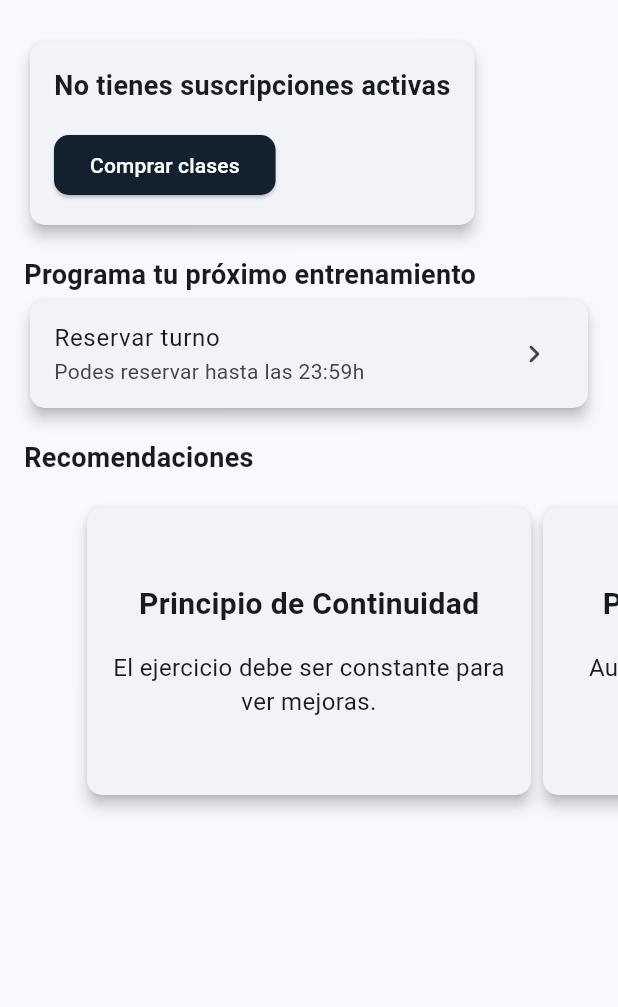
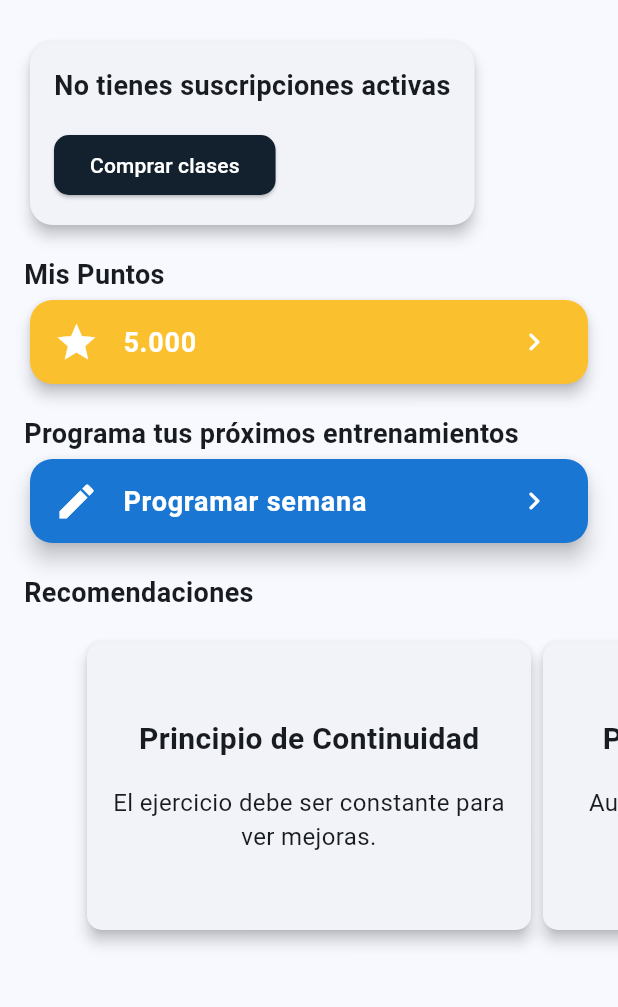
Before and after one commit to LucasAvilaDev/lemonApp, a Flutter app: the HomePage screen opened directly, on a phone screen of 412 x 824 dp, the part 72-1079 px from its top. Run offline on Flutter 3.47's test engine with Material 3 defaults, Android fonts, the light colour scheme and no system bars; our stand-ins replace image_picker, shared_preferences, sqflite; accounts and stored records are empty.

Commit message:
Mis puntos y programacion de clases

```diff
--- a/lib/src/pages/credencial_page.dart
+++ b/lib/src/pages/credencial_page.dart
@@ -17,10 +17,6 @@ class MiCredencialPage extends StatelessWidget {
         child: Column(
           mainAxisAlignment: MainAxisAlignment.center,
           children: [
-            const Text(
-              'Mi Credencial (QR)',
-              style: TextStyle(fontSize: 24, fontWeight: FontWeight.bold),
-            ),
             const SizedBox(height: 20),
             // Cargar el QR desde la API de Google Charts
             Image.asset('assets/images/qrcode.png'),
--- a/lib/src/pages/home_page.dart
+++ b/lib/src/pages/home_page.dart
@@ -2,6 +2,7 @@ import 'package:flutter/material.dart';
 import 'package:shared_preferences/shared_preferences.dart';
 
 import '../../db_test.dart';
+import 'puntos_page.dart';
 import 'recomendaciones_widget.dart';
 import 'select_plan_page.dart';
 
@@ -58,7 +59,7 @@ class HomePageState extends State<HomePage> {
       // Mostrar la tarjeta de compra si no hay suscripciones
       return Card(
         elevation: 4,
-        shape: RoundedRectangleBorder(borderRadius: BorderRadius.circular(10)),
+        shape: RoundedRectangleBorder(borderRadius: BorderRadius.circular(15)),
         child: Padding(
           padding: const EdgeInsets.all(16.0),
           child: Column(
@@ -83,10 +84,8 @@ class HomePageState extends State<HomePage> {
                 },
                 style: ElevatedButton.styleFrom(
                   backgroundColor: const Color(0xFF13212E),
-
                   shape: RoundedRectangleBorder(
                     borderRadius: BorderRadius.circular(10),
-
                   ),
                 ),
                 child: const Text(
@@ -103,11 +102,15 @@ class HomePageState extends State<HomePage> {
     // Si hay suscripciones, mostrar la tarjeta con la barra de progreso
     return Card(
       elevation: 4,
-      shape: RoundedRectangleBorder(borderRadius: BorderRadius.circular(10)),
+      shape: RoundedRectangleBorder(borderRadius: BorderRadius.circular(15)),
       child: Padding(
         padding: const EdgeInsets.all(16.0),
         child: Column(
           crossAxisAlignment: CrossAxisAlignment.start,
+          children: [
+            Row(
+              mainAxisAlignment: MainAxisAlignment
+                  .spaceBetween, // Espacio entre "Mis Clases" y el botón
               children: [
                 const Text(
                   'Mis Clases',
@@ -115,6 +118,20 @@ class HomePageState extends State<HomePage> {
                     fontSize: 24,
                     fontWeight: FontWeight.bold,
                   ),
+                ),
+                TextButton(
+                  onPressed: () {
+                    // Acción para navegar al historial
+                  },
+                  child: const Text(
+                    'Ver Historial',
+                    style: TextStyle(
+                      fontSize: 14,
+                      color: Colors.blue, // Color del botón
+                    ),
+                  ),
+                ),
+              ],
             ),
             const SizedBox(height: 16),
             LinearProgressIndicator(
@@ -133,13 +150,13 @@ class HomePageState extends State<HomePage> {
               mainAxisAlignment: MainAxisAlignment.spaceBetween,
               children: [
                 Text(
-                  'Restantes: $_clasesRestantes',
+                  '$_clasesRestantes disponibles',
                   style: const TextStyle(
                       fontSize: 16, fontWeight: FontWeight.w500),
                 ),
                 const SizedBox(height: 4),
                 Text(
-                  'Total: $_clasesTotales',
+                  '$_clasesTotales',
                   style: const TextStyle(
                       fontSize: 16, fontWeight: FontWeight.w500),
                 ),
@@ -155,13 +172,10 @@ class HomePageState extends State<HomePage> {
                   ),
                 );
               },
-
               style: ElevatedButton.styleFrom(
                 backgroundColor: const Color(0xFF13212E),
-
                 shape: RoundedRectangleBorder(
                   borderRadius: BorderRadius.circular(10),
-
                 ),
               ),
               child: const Text(
@@ -217,7 +231,10 @@ class HomePageState extends State<HomePage> {
             children: [
               _buildMisClasesCard(),
               const SizedBox(height: 16),
-              _buildSectionTitle('Programa tu próximo entrenamiento'),
+              _buildSectionTitle('Mis Puntos'),
+              _buildMisPuntosCard(),
+              const SizedBox(height: 16),
+              _buildSectionTitle('Programa tus próximos entrenamientos'),
               _buildReservaCard(),
               const SizedBox(height: 16),
               _buildSectionTitle('Recomendaciones'),
@@ -258,15 +275,49 @@ class HomePageState extends State<HomePage> {
     );
   }
 
+  Widget _buildMisPuntosCard() {
+    return Card(
+      elevation: 4,
+      shape: RoundedRectangleBorder(borderRadius: BorderRadius.circular(15)),
+      color: Colors.yellow[700], // Fondo en amarillo para resaltar puntos
+      child: ListTile(
+        title: const Text(
+          '5.000',
+          style: TextStyle(
+              fontWeight: FontWeight.bold, fontSize: 18, color: Colors.white),
+        ),
+        leading: const Icon(Icons.star, color: Colors.white, size: 30),
+        trailing:
+            const Icon(Icons.keyboard_arrow_right_rounded, color: Colors.white),
+        onTap: () {
+          Navigator.push(
+            context,
+            MaterialPageRoute(builder: (context) => CanjePuntos()),
+          );
+        },
+      ),
+    );
+  }
+
   Widget _buildReservaCard() {
     return Card(
-      elevation: 4,
-      shape: RoundedRectangleBorder(borderRadius: BorderRadius.circular(10)),
+      elevation: 6,
+      shape: RoundedRectangleBorder(borderRadius: BorderRadius.circular(15)),
+      color: Colors.blue[700], // Fondo en azul para diferenciarla
       child: ListTile(
-        title: const Text('Reservar turno'),
-        subtitle: const Text('Podes reservar hasta las 23:59h'),
-        trailing: const Icon(Icons.keyboard_arrow_right_rounded),
-        onTap: () {},
+        title: const Text(
+          'Programar semana',
+          style: TextStyle(
+            fontWeight: FontWeight.bold,
+            fontSize: 18,
+            color: Colors.white,
+          ),
+        ),
+        leading: Icon(Icons.edit, color: Colors.white, size: 30),
+        trailing: Icon(Icons.keyboard_arrow_right_rounded, color: Colors.white),
+        onTap: () {
+          Navigator.pushNamed(context, 'programacionClases');
+        },
       ),
     );
   }
@@ -274,6 +325,5 @@ class HomePageState extends State<HomePage> {
   Widget _buildRecomendacionesCarousel() {
     // Aquí simplemente devuelve el widget que creaste para mostrar el carrusel de recomendaciones
     return const RecomendacionesWidget(); // Utiliza la página de recomendaciones que creaste
-
   }
 }
--- a/lib/src/pages/my_home_page.dart
+++ b/lib/src/pages/init.dart
@@ -5,11 +5,11 @@ import 'horarios_page.dart';
 import 'sucursal_page.dart';
 
 void main() {
-  runApp(const MyApp());
+  runApp(const Init());
 }
 
-class MyApp extends StatelessWidget {
-  const MyApp({super.key});
+class Init extends StatelessWidget {
+  const Init({super.key});
 
   @override
   Widget build(BuildContext context) {
@@ -19,19 +19,19 @@ class MyApp extends StatelessWidget {
         useMaterial3: true, // Si usas Material 3
         primarySwatch: Colors.blue,
       ),
-      home: const MyHomePage(),
+      home: const BottomBar(),
     );
   }
 }
 
-class MyHomePage extends StatefulWidget {
-  const MyHomePage({super.key});
+class BottomBar extends StatefulWidget {
+  const BottomBar({super.key});
 
   @override
-  _MyHomePageState createState() => _MyHomePageState();
+  _BottomBarState createState() => _BottomBarState();
 }
 
-class _MyHomePageState extends State<MyHomePage> {
+class _BottomBarState extends State<BottomBar> {
   int currentPageIndex = 0;
 
   // Lista de páginas que se mostrarán
--- a/pubspec.yaml
+++ b/pubspec.yaml
@@ -32,3 +32,4 @@ flutter:
     - assets\images\lemon_home.png
     - assets\images\lemon_transparente.png
     - assets\images\qrcode.png
+    - assets/week_schedule.json
```
Also changed, not shown: assets/week_schedule.json (added, +32 -0 lines), lib/routes/routes.dart (+7 -3 lines), lib/src/pages/puntos_page.dart (added, +50 -0 lines), lib/src/pages/reserva_page.dart (+134 -0 lines), lib/src/pages/select_plan_page.dart (+34 -25 lines). Lines whose indentation alone changed are shown as unchanged.
